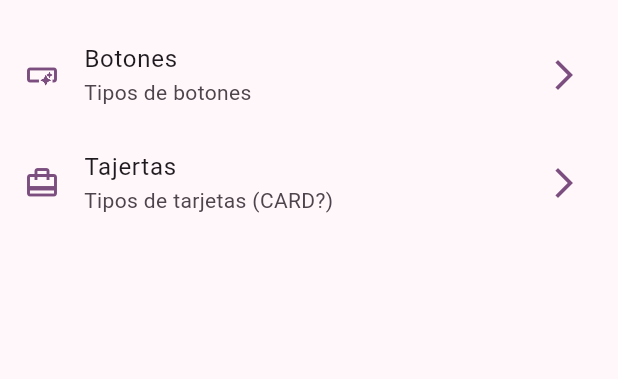
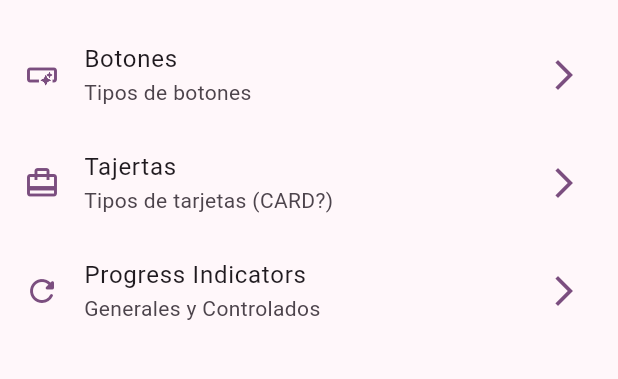
Before and after one commit to Nbravo1905/flutter_learning, a Flutter app: the screen it shows after launch, on a phone screen of 412 x 824 dp, the part 63-442 px from its top. Run offline on Flutter 3.47's test engine with Material 2 defaults, Android fonts, the phone set to English and light mode, and no system bars; our stand-ins replace go_router.

Commit message:
Progress Indicators

```diff
--- a/widgets_app/lib/config/menu/menu_item.dart
+++ b/widgets_app/lib/config/menu/menu_item.dart
@@ -30,4 +30,11 @@ const appMenuItems = <MenuItem>[
     link: '/cards',
     icon: Icons.card_travel
   ),
+
+  MenuItem(
+    title: 'Progress Indicators',
+    subTitle: 'Generales y Controlados',
+    link: '/progress',
+    icon: Icons.refresh_rounded
+  ),
 ];
--- a/widgets_app/lib/config/router/app_router.dart
+++ b/widgets_app/lib/config/router/app_router.dart
@@ -15,6 +15,10 @@ final appRouter = GoRouter(
     GoRoute(
       path: '/cards',
       builder: (context, state) => const CardsScreen(),
+    ),
+    GoRoute(
+      path: '/progress',
+      builder: (context, state) => const ProgressScreen(),
     )
   ],
 );
```
Also changed, not shown: widgets_app/lib/presentation/screens/progress/progress_screen.dart (+61 -1 lines).
